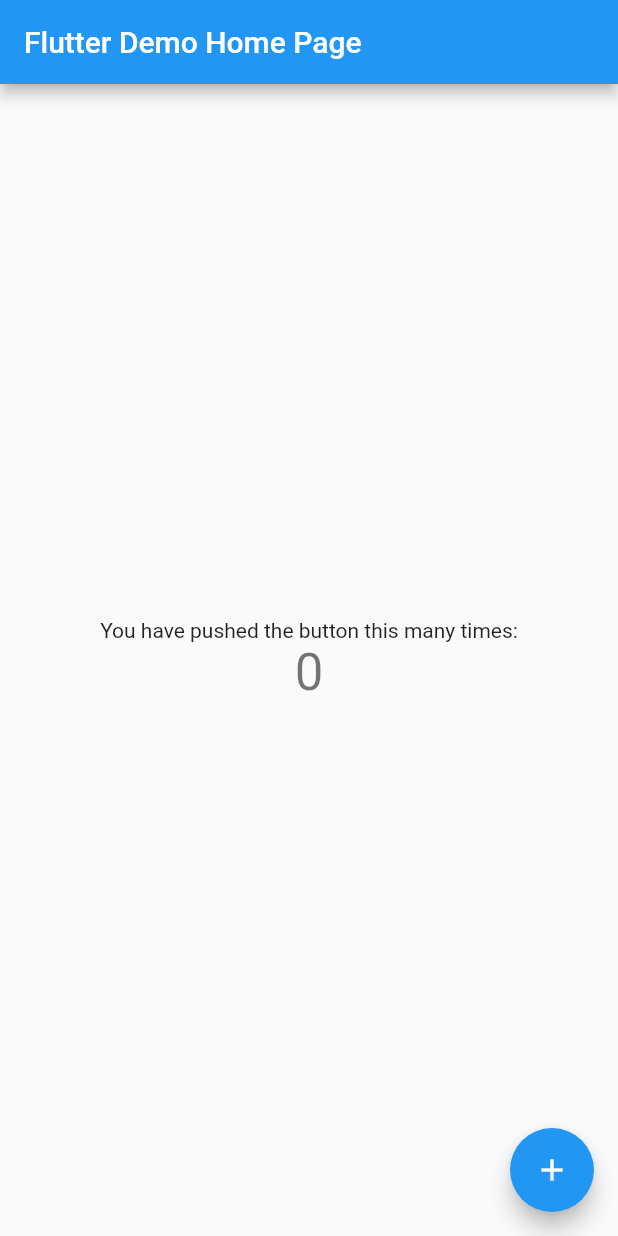
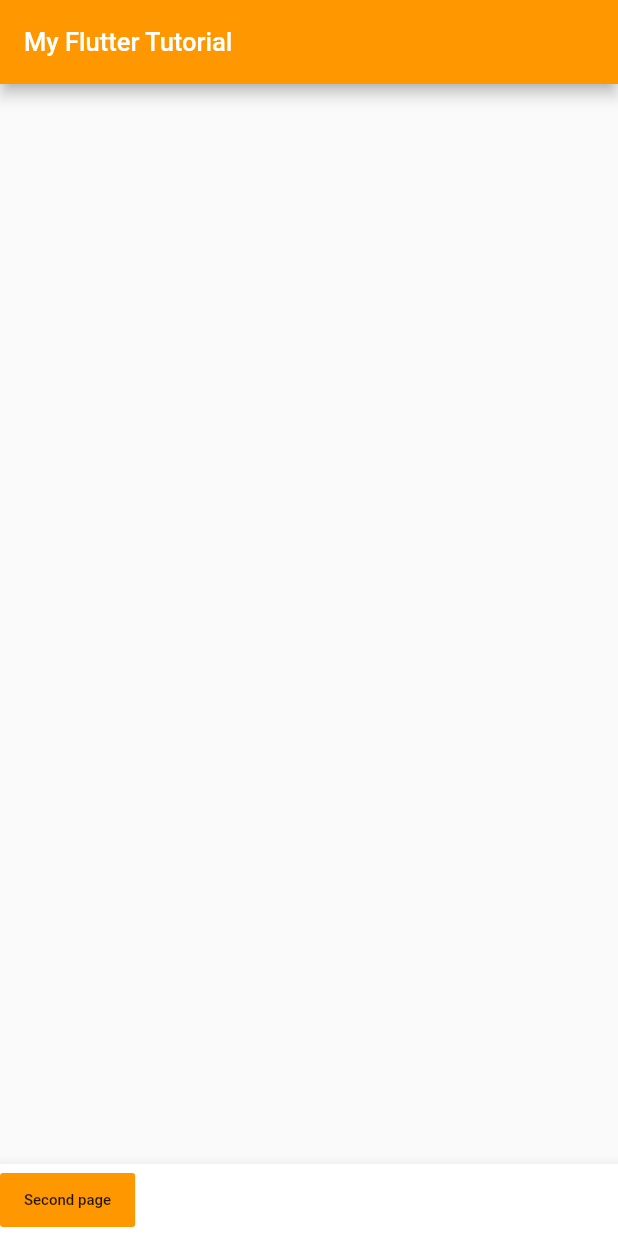
Before and after one commit to JimmySoftLLC/my_flutter_tutorial, a Flutter app: the screen it shows after launch, on a phone screen of 412 x 824 dp. Run offline on Flutter 3.47's test engine with Material 2 defaults, Android fonts, the phone set to English and light mode, and no system bars.

Commit message:
routing between home page and second page

```diff
--- /dev/null
+++ b/lib/home_page.dart
@@ -0,0 +1,54 @@
+import 'package:flutter/material.dart';
+import 'package:my_flutter_tutorial/second_page.dart';
+
+class MyHomePage extends StatefulWidget {
+  static const String id ='/MyHomePage';
+  @override
+  _MyHomePageState createState() => _MyHomePageState();
+}
+
+class _MyHomePageState extends State<MyHomePage> {
+
+  @override
+  void initState() {
+    super.initState();
+  }
+
+  @override
+  Widget build(BuildContext context) {
+    return Scaffold(
+        appBar: AppBar(
+          title: Text('My Flutter Tutorial',style: TextStyle(fontSize: 17,)),
+          backgroundColor: Colors.orange,
+          actions: <Widget>[
+            // overflow menu
+          ],
+        ),
+      bottomNavigationBar: BottomAppBar(
+        child: new Row(
+          mainAxisSize: MainAxisSize.max,
+          mainAxisAlignment: MainAxisAlignment.start,
+          children: <Widget>[
+            FlatButton(
+            color: Colors.orange,
+            child: Text(
+              "Second page",
+              style: TextStyle(fontSize: 10.0),
+            ),onPressed: (){
+            Navigator.pushNamedAndRemoveUntil(context, MySecondPage.id,(Route<dynamic> route) => false);
+            }),
+          ],
+        ),
+      ),
+      body: Center(
+        child: Container(
+        )
+        ),
+      );
+  }
+
+  @override
+  void deactivate() {
+    super.deactivate();
+  }
+}
--- a/lib/main.dart
+++ b/lib/main.dart
@@ -1,117 +1,19 @@
 import 'package:flutter/material.dart';
+import 'package:my_flutter_tutorial/home_page.dart';
+import 'package:my_flutter_tutorial/second_page.dart';
 
-void main() {
-  runApp(MyApp());
-}
+void main() => runApp(MyApp());
 
 class MyApp extends StatelessWidget {
-  // This widget is the root of your application.
   @override
   Widget build(BuildContext context) {
     return MaterialApp(
-      title: 'Flutter Demo',
-      theme: ThemeData(
-        // This is the theme of your application.
-        //
-        // Try running your application with "flutter run". You'll see the
-        // application has a blue toolbar. Then, without quitting the app, try
-        // changing the primarySwatch below to Colors.green and then invoke
-        // "hot reload" (press "r" in the console where you ran "flutter run",
-        // or simply save your changes to "hot reload" in a Flutter IDE).
-        // Notice that the counter didn't reset back to zero; the application
-        // is not restarted.
-        primarySwatch: Colors.blue,
-        // This makes the visual density adapt to the platform that you run
-        // the app on. For desktop platforms, the controls will be smaller and
-        // closer together (more dense) than on mobile platforms.
-        visualDensity: VisualDensity.adaptivePlatformDensity,
-      ),
-      home: MyHomePage(title: 'Flutter Demo Home Page'),
+        debugShowCheckedModeBanner: false,
+        home:MyHomePage(),
+        routes: {
+          MyHomePage.id : (context) => MyHomePage(),
+          MySecondPage.id : (context) => MySecondPage(),
+        }
     );
   }
 }
-
-class MyHomePage extends StatefulWidget {
-  MyHomePage({Key key, this.title}) : super(key: key);
-
-  // This widget is the home page of your application. It is stateful, meaning
-  // that it has a State object (defined below) that contains fields that affect
-  // how it looks.
-
-  // This class is the configuration for the state. It holds the values (in this
-  // case the title) provided by the parent (in this case the App widget) and
-  // used by the build method of the State. Fields in a Widget subclass are
-  // always marked "final".
-
-  final String title;
-
-  @override
-  _MyHomePageState createState() => _MyHomePageState();
-}
-
-class _MyHomePageState extends State<MyHomePage> {
-  int _counter = 0;
-
-  void _incrementCounter() {
-    setState(() {
-      // This call to setState tells the Flutter framework that something has
-      // changed in this State, which causes it to rerun the build method below
-      // so that the display can reflect the updated values. If we changed
-      // _counter without calling setState(), then the build method would not be
-      // called again, and so nothing would appear to happen.
-      _counter++;
-    });
-  }
-
-  @override
-  Widget build(BuildContext context) {
-    // This method is rerun every time setState is called, for instance as done
-    // by the _incrementCounter method above.
-    //
-    // The Flutter framework has been optimized to make rerunning build methods
-    // fast, so that you can just rebuild anything that needs updating rather
-    // than having to individually change instances of widgets.
-    return Scaffold(
-      appBar: AppBar(
-        // Here we take the value from the MyHomePage object that was created by
-        // the App.build method, and use it to set our appbar title.
-        title: Text(widget.title),
-      ),
-      body: Center(
-        // Center is a layout widget. It takes a single child and positions it
-        // in the middle of the parent.
-        child: Column(
-          // Column is also a layout widget. It takes a list of children and
-          // arranges them vertically. By default, it sizes itself to fit its
-          // children horizontally, and tries to be as tall as its parent.
-          //
-          // Invoke "debug painting" (press "p" in the console, choose the
-          // "Toggle Debug Paint" action from the Flutter Inspector in Android
-          // Studio, or the "Toggle Debug Paint" command in Visual Studio Code)
-          // to see the wireframe for each widget.
-          //
-          // Column has various properties to control how it sizes itself and
-          // how it positions its children. Here we use mainAxisAlignment to
-          // center the children vertically; the main axis here is the vertical
-          // axis because Columns are vertical (the cross axis would be
-          // horizontal).
-          mainAxisAlignment: MainAxisAlignment.center,
-          children: <Widget>[
-            Text(
-              'You have pushed the button this many times:',
-            ),
-            Text(
-              '$_counter',
-              style: Theme.of(context).textTheme.headline4,
-            ),
-          ],
-        ),
-      ),
-      floatingActionButton: FloatingActionButton(
-        onPressed: _incrementCounter,
-        tooltip: 'Increment',
-        child: Icon(Icons.add),
-      ), // This trailing comma makes auto-formatting nicer for build methods.
-    );
-  }
-}
--- /dev/null
+++ b/lib/second_page.dart
@@ -0,0 +1,52 @@
+import 'package:flutter/material.dart';
+import 'package:my_flutter_tutorial/home_page.dart';
+import 'package:flutter/cupertino.dart';
+
+class MySecondPage extends StatefulWidget {
+  static const String id ='MySecondPage';
+  @override
+  _MySecondPageState createState() => new _MySecondPageState();
+}
+
+class _MySecondPageState extends State<MySecondPage> {
+  TextEditingController textEditingControllerUrl = new TextEditingController();
+  TextEditingController textEditingControllerId = new TextEditingController();
+
+  @override
+  initState() {
+    super.initState();
+  }
+
+  @override
+  Widget build(BuildContext context) {
+    return new MaterialApp(
+      home: new Scaffold(
+        appBar: AppBar(
+          title: Text('My second page',style: TextStyle(fontSize: 17,)),
+          backgroundColor: Colors.blue,
+          actions: <Widget>[
+            // overflow menu
+          ],
+        ),
+        bottomNavigationBar: BottomAppBar(
+          child: new Row(
+            mainAxisSize: MainAxisSize.max,
+            mainAxisAlignment: MainAxisAlignment.start,
+            children: [
+              FlatButton(
+                  color: Colors.blue,
+                  child: Text(
+                    "Home",
+                    style: TextStyle(fontSize: 10.0),
+                  ),onPressed: (){
+                Navigator.pushNamedAndRemoveUntil(context, MyHomePage.id,(Route<dynamic> route) => false);
+              }),
+            ],
+          ),
+        ),
+        body: SingleChildScrollView(
+        ),
+      ),
+    );
+  }
+}
```
